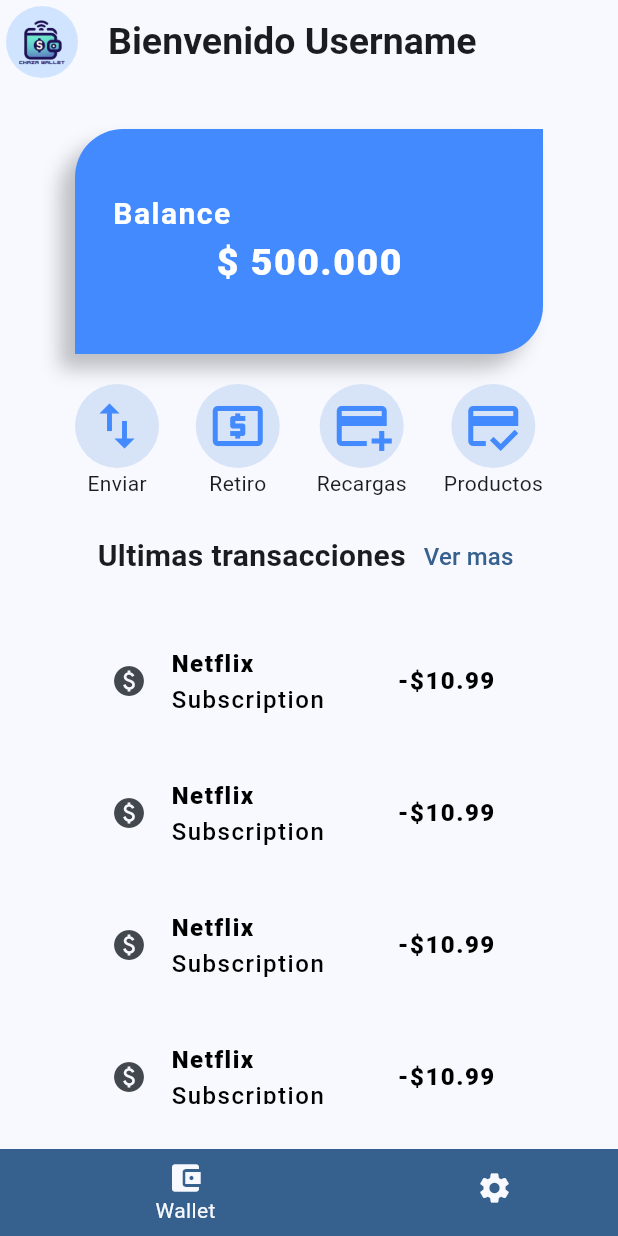
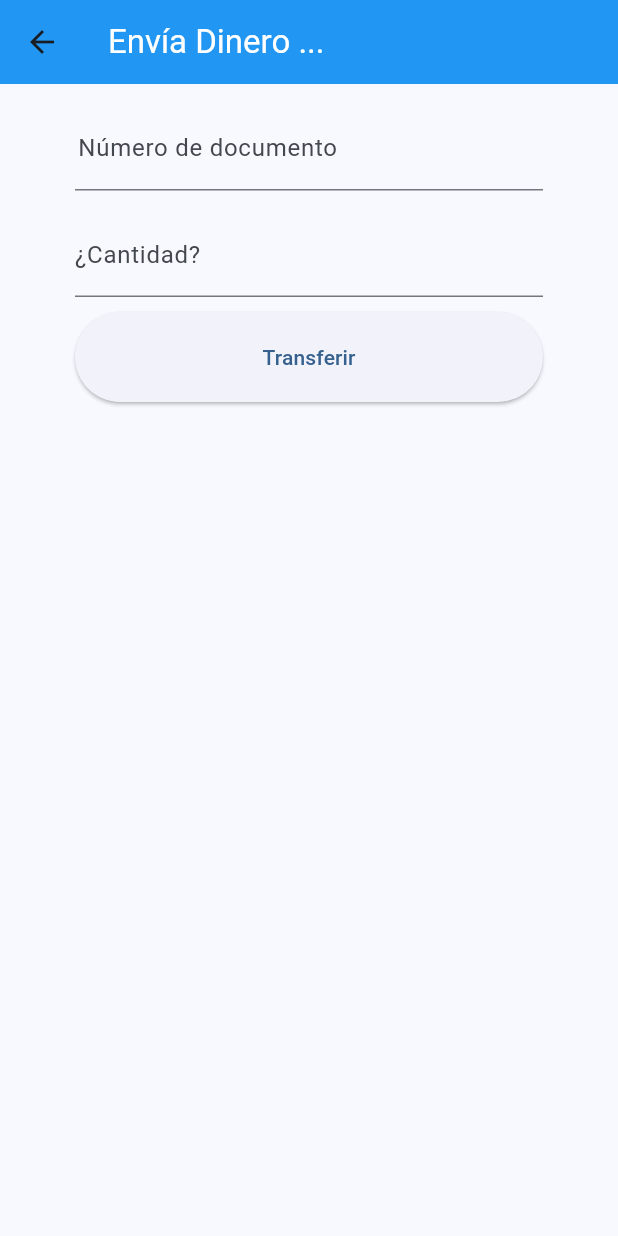
Before and after one commit to jorianom/chaza_wallet_mobile, a Flutter app: the screen it shows after launch, after a tap on the "import export" icon, on a phone screen of 412 x 824 dp. Run offline on Flutter 3.47's test engine with Material 3 defaults, Android fonts, the phone set to English and light mode, and no system bars.

Commit message:
add form send

```diff
--- /dev/null
+++ b/lib/presentation/screens/send_screen.dart
@@ -0,0 +1,77 @@
+import 'package:flutter/material.dart';
+import 'package:flutter/services.dart';
+
+class SendScreen extends StatelessWidget {
+  const SendScreen({super.key});
+
+  @override
+  Widget build(BuildContext context) {
+    return Scaffold(
+      appBar: AppBar(
+        title: const Text(
+          'Envía Dinero ...',
+          style: TextStyle(color: Colors.white),
+        ),
+        backgroundColor: Colors.blue,
+      ),
+      body: const FormSend(),
+    );
+  }
+}
+
+class FormSend extends StatelessWidget {
+  const FormSend({
+    super.key,
+  });
+
+  @override
+  Widget build(BuildContext context) {
+    return Form(
+      child: Padding(
+        padding: const EdgeInsets.symmetric(horizontal: 50),
+        child: Column(
+          mainAxisAlignment: MainAxisAlignment.start,
+          crossAxisAlignment: CrossAxisAlignment.start,
+          children: [
+            const SizedBox(height: 15),
+            TextFormField(
+              textAlign: TextAlign.center,
+              keyboardType: TextInputType.number,
+              inputFormatters: [
+                FilteringTextInputFormatter.allow(
+                    RegExp(r'[0-9]')), // Solo permite números del 0 al 9
+              ],
+              decoration:
+                  const InputDecoration(labelText: 'Número de documento '),
+              validator: (value) {
+                return null;
+              },
+            ),
+            const SizedBox(height: 15),
+            TextFormField(
+              textAlign: TextAlign.center,
+              keyboardType: TextInputType.number,
+              inputFormatters: [
+                FilteringTextInputFormatter.allow(
+                    RegExp(r'[0-9.]')), // Solo permite números del 0 al 9
+              ],
+              decoration: const InputDecoration(labelText: '¿Cantidad?'),
+              validator: (value) {
+                return null;
+              },
+            ),
+            const SizedBox(height: 10),
+            SizedBox(
+              width: double.infinity,
+              height: 60,
+              child: ElevatedButton(
+                onPressed: () {},
+                child: const Text("Transferir"),
+              ),
+            )
+          ],
+        ),
+      ),
+    );
+  }
+}
--- a/lib/presentation/views/home_view.dart
+++ b/lib/presentation/views/home_view.dart
@@ -1,3 +1,4 @@
+import 'package:chaza_wallet/presentation/screens/send_screen.dart';
 import 'package:flutter/material.dart';
 
 class HomeView extends StatelessWidget {
@@ -58,7 +59,10 @@ class Buttons extends StatelessWidget {
                 color: Colors.blueAccent,
                 icon: const Icon(Icons.import_export, size: 40),
                 onPressed: () {
-                  // print('Retiro presionado');
+                  Navigator.push(
+                      context,
+                      MaterialPageRoute(
+                          builder: (BuildContext contex) => SendScreen()));
                 },
               ),
               const Text('Enviar'),
```
